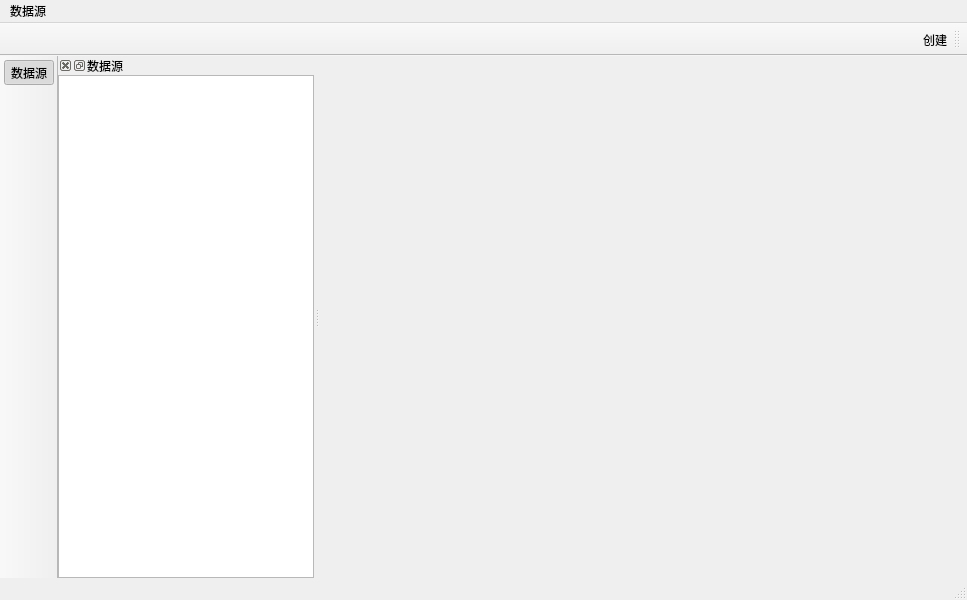
First picture: the form in ringz.ui, repository caoaolong/ringz, before the edit.
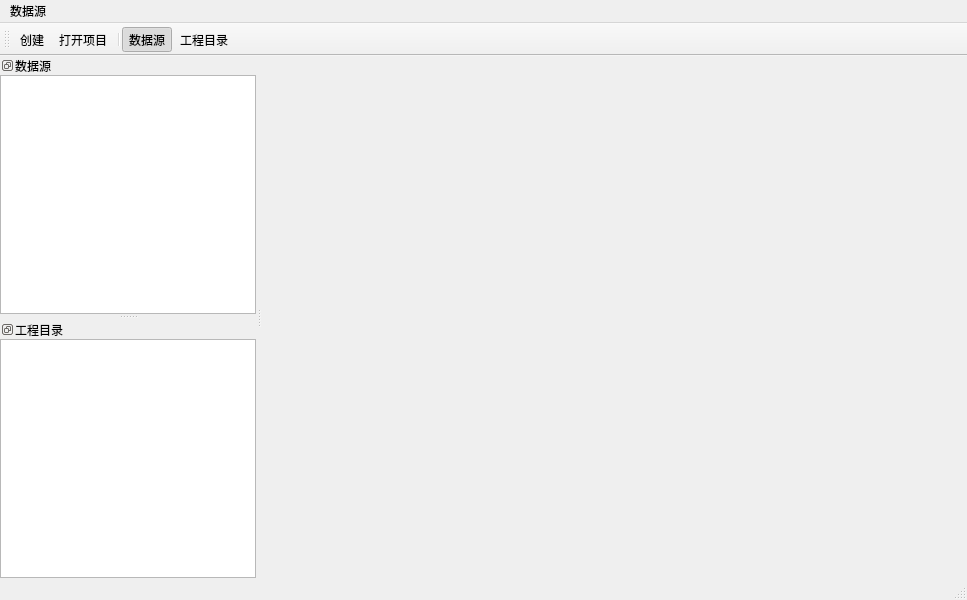
Second picture: the form after the edit. The open tabs and pages were chosen to show the change. Icons and pictures are not drawn.

Commit message: 显示工程目录信息

```diff
--- a/ringz.ui
+++ b/ringz.ui
@@ -71,6 +71,9 @@
    <property name="floating">
     <bool>false</bool>
    </property>
+   <property name="features">
+    <set>QDockWidget::DockWidgetFloatable|QDockWidget::DockWidgetMovable</set>
+   </property>
    <property name="windowTitle">
     <string>数据源</string>
    </property>
@@ -121,36 +124,12 @@
     </layout>
    </widget>
   </widget>
-  <widget class="QToolBar" name="viewBar">
-   <property name="windowTitle">
-    <string>toolBar</string>
-   </property>
-   <property name="movable">
-    <bool>false</bool>
-   </property>
-   <property name="iconSize">
-    <size>
-     <width>24</width>
-     <height>24</height>
-    </size>
-   </property>
-   <property name="floatable">
-    <bool>false</bool>
-   </property>
-   <attribute name="toolBarArea">
-    <enum>LeftToolBarArea</enum>
-   </attribute>
-   <attribute name="toolBarBreak">
-    <bool>false</bool>
-   </attribute>
-   <addaction name="actionDsView"/>
-  </widget>
   <widget class="QToolBar" name="toolBar">
    <property name="windowTitle">
     <string>toolBar</string>
    </property>
    <property name="layoutDirection">
-    <enum>Qt::RightToLeft</enum>
+    <enum>Qt::LeftToRight</enum>
    </property>
    <property name="allowedAreas">
     <set>Qt::AllToolBarAreas</set>
@@ -167,10 +146,72 @@
    <attribute name="toolBarBreak">
     <bool>false</bool>
    </attribute>
-   <addaction name="actionCreate"/>
+   <addaction name="actionDbCreate"/>
+   <addaction name="actionProOpen"/>
+   <addaction name="separator"/>
+   <addaction name="actionDsView"/>
+   <addaction name="actionProView"/>
   </widget>
   <widget class="QStatusBar" name="statusBar"/>
-  <action name="actionCreate">
+  <widget class="QDockWidget" name="projectDock">
+   <property name="tabletTracking">
+    <bool>false</bool>
+   </property>
+   <property name="windowIcon">
+    <iconset resource="ringz.qrc">
+     <normaloff>:/ui/icons/project.png</normaloff>:/ui/icons/project.png</iconset>
+   </property>
+   <property name="layoutDirection">
+    <enum>Qt::RightToLeft</enum>
+   </property>
+   <property name="floating">
+    <bool>false</bool>
+   </property>
+   <property name="features">
+    <set>QDockWidget::DockWidgetFloatable|QDockWidget::DockWidgetMovable</set>
+   </property>
+   <property name="windowTitle">
+    <string>工程目录</string>
+   </property>
+   <attribute name="dockWidgetArea">
+    <number>1</number>
+   </attribute>
+   <widget class="QWidget" name="proDockContent">
+    <layout class="QHBoxLayout" name="horizontalLayout_3">
+     <property name="leftMargin">
+      <number>0</number>
+     </property>
+     <property name="topMargin">
+      <number>0</number>
+     </property>
+     <property name="rightMargin">
+      <number>0</number>
+     </property>
+     <property name="bottomMargin">
+      <number>0</number>
+     </property>
+     <item>
+      <widget class="QTreeWidget" name="projectTree">
+       <property name="layoutDirection">
+        <enum>Qt::LeftToRight</enum>
+       </property>
+       <property name="textElideMode">
+        <enum>Qt::ElideLeft</enum>
+       </property>
+       <property name="headerHidden">
+        <bool>true</bool>
+       </property>
+       <column>
+        <property name="text">
+         <string>名称</string>
+        </property>
+       </column>
+      </widget>
+     </item>
+    </layout>
+   </widget>
+  </widget>
+  <action name="actionDbCreate">
    <property name="icon">
     <iconset resource="ringz.qrc">
      <normaloff>:/ui/icons/database-create.png</normaloff>:/ui/icons/database-create.png</iconset>
@@ -203,6 +244,39 @@
     <enum>QAction::NoRole</enum>
    </property>
   </action>
+  <action name="actionProView">
+   <property name="checkable">
+    <bool>true</bool>
+   </property>
+   <property name="icon">
+    <iconset resource="ringz.qrc">
+     <normaloff>:/ui/icons/project.png</normaloff>:/ui/icons/project.png</iconset>
+   </property>
+   <property name="text">
+    <string>工程目录</string>
+   </property>
+   <property name="toolTip">
+    <string>工程目录</string>
+   </property>
+   <property name="menuRole">
+    <enum>QAction::NoRole</enum>
+   </property>
+  </action>
+  <action name="actionProOpen">
+   <property name="icon">
+    <iconset resource="ringz.qrc">
+     <normaloff>:/ui/icons/project-open.png</normaloff>:/ui/icons/project-open.png</iconset>
+   </property>
+   <property name="text">
+    <string>打开项目</string>
+   </property>
+   <property name="toolTip">
+    <string>打开项目</string>
+   </property>
+   <property name="menuRole">
+    <enum>QAction::NoRole</enum>
+   </property>
+  </action>
  </widget>
  <resources>
   <include location="ringz.qrc"/>
```
Left out of the diff: 15 changed lines with no effect on the pictures. The commit also changes 14 other files.
